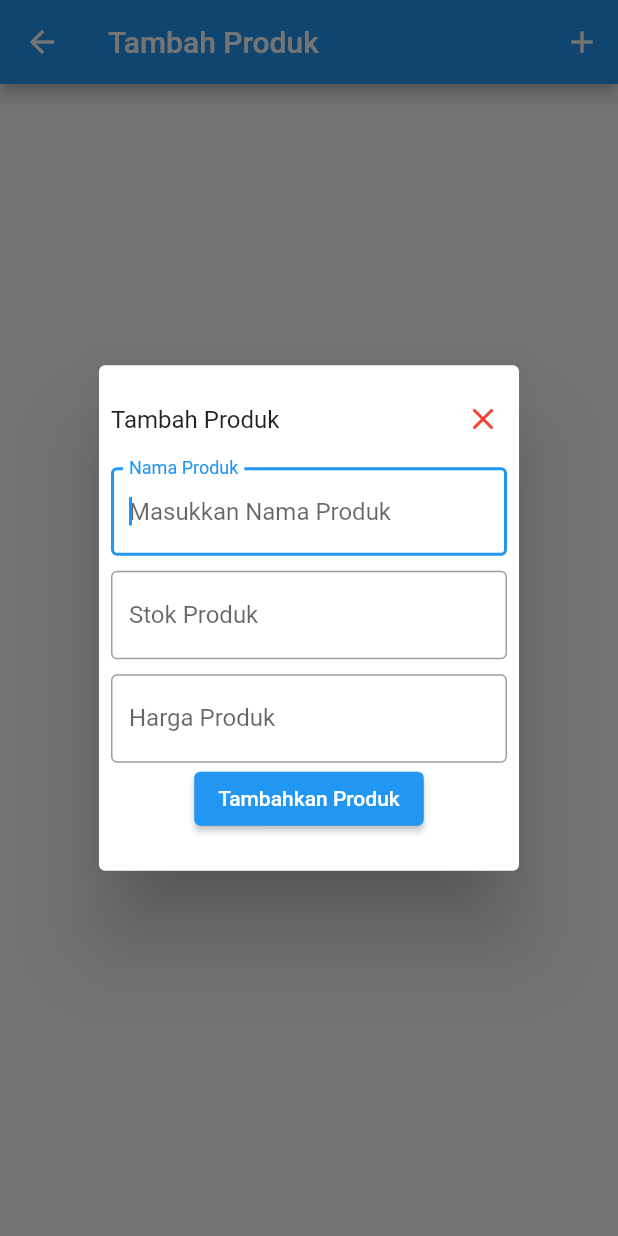
After one commit to andymulya/app_kasir, a Flutter app: the AddProductPage screen opened by its route, after a tap on the "add" icon, on a phone screen of 412 x 824 dp. The commit adds this screen. Run offline on Flutter 3.47's test engine with Material 2 defaults, Android fonts, the phone set to English and light mode, and no system bars; our stand-ins replace sqflite; accounts and stored records are empty.

Commit message:
Menambahkan fungsi pada tombol edit

```diff
--- a/lib/main.dart
+++ b/lib/main.dart
@@ -1,3 +1,4 @@
+import 'package:app_kasir/providers/list_menu_add_product_widget_provider.dart';
 import 'package:flutter/material.dart';
 import 'package:provider/provider.dart';
 
@@ -19,7 +20,8 @@ class MyApp extends StatelessWidget{
         ChangeNotifierProvider(create: (context) => ProductDatabaseProvider()),
         ChangeNotifierProvider(create: (context) => CartDatabaseProvider()),
         ChangeNotifierProvider(create: (context) => AddFormProvider()),
-        ChangeNotifierProvider(create: (context) => QtyWidgetProvider())
+        ChangeNotifierProvider(create: (context) => QtyWidgetProvider()),
+        ChangeNotifierProvider(create: (context) => ListMenuAddProductWidgetProvider())
       ],
       child: MaterialApp(
         debugShowCheckedModeBanner: false,
--- a/lib/pages/cart_page.dart
+++ b/lib/pages/cart_page.dart
@@ -15,8 +15,7 @@ class CartPage extends StatelessWidget{
 	}
 
 	@override
-	Widget build(BuildContext context){
-		return Scaffold(
+	Widget build(BuildContext context) => Scaffold(
 		appBar: AppBar(
 			title: const Text('Keranjang')
 		),
@@ -31,4 +30,3 @@ class CartPage extends StatelessWidget{
 		),
 	);
 }
-}
--- a/lib/pages/main_page.dart
+++ b/lib/pages/main_page.dart
@@ -14,9 +14,7 @@ class MainPage extends StatelessWidget{
 	}
 
 	@override
-	Widget build(BuildContext context){
-
-		return Scaffold(
+	Widget build(BuildContext context) => Scaffold(
 		floatingActionButton: FloatingActionButton(
 			onPressed: () => Navigator.pushNamed(context, '/add_product'),
 			child: const Icon(
@@ -42,4 +40,3 @@ class MainPage extends StatelessWidget{
 		),
 	);
 }
-}
--- /dev/null
+++ b/lib/providers/list_menu_add_product_widget_provider.dart
@@ -0,0 +1,11 @@
+import 'package:flutter/material.dart';
+
+class ListMenuAddProductWidgetProvider extends ChangeNotifier{
+	bool _isChange = true;
+
+	bool get isChange => _isChange;
+	set isChange(isChange){
+		_isChange = isChange;
+		notifyListeners();
+	}
+}
--- a/lib/providers/product_database_provider.dart
+++ b/lib/providers/product_database_provider.dart
@@ -1,7 +1,5 @@
 import 'package:app_kasir/models/cart_model.dart';
-import 'package:app_kasir/providers/cart_database_provider.dart';
 import 'package:flutter/material.dart';
-
 import '../models/product_model.dart';
 import '../services/product_database.dart';
 import '../utility/func.dart';
--- a/lib/widgets/detail_product_widget.dart
+++ b/lib/widgets/detail_product_widget.dart
@@ -7,8 +7,7 @@ class DetailProductWidget extends StatelessWidget{
 	const DetailProductWidget({required this.title, required this.subTitle, super.key});
 
 	@override
-	Widget build(BuildContext context){
-		return Row(
+	Widget build(BuildContext context) => Row(
 		mainAxisAlignment: MainAxisAlignment.spaceEvenly,
 		children: [
 			Text(title),
@@ -16,4 +15,3 @@ class DetailProductWidget extends StatelessWidget{
 		],
 	);
 }
-}
--- a/lib/widgets/list_menu_main_page_widget.dart
+++ b/lib/widgets/list_menu_main_page_widget.dart
@@ -69,9 +69,7 @@ class ListMenuMainPageWidget extends StatelessWidget{
 	}
 }
 
-void _showSimpleModalBottomSheet(BuildContext context, ProductModel datas, ProductDatabaseProvider productProvider, CartDatabaseProvider cartProvider, QtyWidgetProvider qtyProvider){
-
-	showModalBottomSheet(
+void _showSimpleModalBottomSheet(BuildContext context, ProductModel datas, ProductDatabaseProvider productProvider, CartDatabaseProvider cartProvider, QtyWidgetProvider qtyProvider) => showModalBottomSheet(
 	context: context,
 	builder: (context){
 
@@ -121,4 +119,3 @@ void _showSimpleModalBottomSheet(BuildContext context, ProductModel datas, Produ
 		);
 	}
 );
-}
--- a/lib/widgets/simple_dialog_delete_widget.dart
+++ b/lib/widgets/simple_dialog_delete_widget.dart
@@ -6,8 +6,7 @@ class SimpleDialogWidget extends StatelessWidget{
 	const SimpleDialogWidget({required this.onPressed, super.key});
 
 	@override
-	Widget build(BuildContext context){
-		return SimpleDialog(
+	Widget build(BuildContext context) => SimpleDialog(
 		children: [
 			const Padding(
 				padding: EdgeInsets.all(8.0),
@@ -34,4 +33,3 @@ class SimpleDialogWidget extends StatelessWidget{
 		]
 	);
 }
-}
--- /dev/null
+++ b/lib/widgets/simple_dialog_form_widget.dart
@@ -0,0 +1,104 @@
+import 'package:app_kasir/providers/list_menu_add_product_widget_provider.dart';
+import 'package:flutter/material.dart';
+import 'package:provider/provider.dart';
+
+import '../providers/add_form_provider.dart';
+import '../providers/product_database_provider.dart';
+
+class SimpleDialogFormWidget extends StatelessWidget{
+	final AddFormProvider addFormProvider;
+	final ProductDatabaseProvider productProvider;
+	final Function onPressed;
+
+	const SimpleDialogFormWidget({required this.addFormProvider, required this.productProvider, required this.onPressed, super.key});
+
+	@override
+	Widget build(BuildContext context){
+		final ListMenuAddProductWidgetProvider isChange = Provider.of<ListMenuAddProductWidgetProvider>(context);
+
+		return SimpleDialog(
+			children: [
+				Row(
+					mainAxisAlignment: MainAxisAlignment.spaceBetween,
+					children: [
+						Padding(
+						  padding: const EdgeInsets.all(8.0),
+						  child: Text((isChange.isChange) ? 'Tambah Produk' : 'Edit Produk'),
+						),
+						CloseButton(color: Colors.red, onPressed: () => Navigator.pop(context))
+					],
+				),
+
+				SizedBox(
+					child: Column(
+					  	children: [
+					  		Padding(
+						  		padding: const EdgeInsets.all(8.0),
+						  		child: Form(
+						  		  	key: addFormProvider.formKey,
+						  		  	child: Column(
+						  		  	  	children: [
+						  		  	  		//Form untuk nama produk
+						  		  	  		TextFormField(
+						  		  	  			controller: addFormProvider.name,
+						  		  	  			autofocus: true,
+						  		  	  			decoration: const InputDecoration(
+						  		  	  				labelText: 'Nama Produk',
+						  		  	  				hintText: 'Masukkan Nama Produk',
+						  		  	  				border: OutlineInputBorder(),
+						  		  	  			),
+						  		  	  			validator: (value){
+						  		  	  				if(value!.isEmpty) return 'Nama tidak boleh kosong';
+						  		  	  				return null;
+						  		  	  			},
+						  		  	  		),
+
+						  		  	  		//Form untuk stok produk
+						  		  	  		Container(
+						  		  	  			margin: const EdgeInsets.symmetric(vertical: 10),
+							  		  	  		child: TextFormField(
+							  		  	  			controller: addFormProvider.stock,
+							  		  	  		  	decoration: const InputDecoration(
+							  		  	  		  		labelText: 'Stok Produk',
+							  		  	  		  		hintText: 'Masukkan Stok Produk',
+							  		  	  		  		border: OutlineInputBorder(),
+							  		  	  		  	),
+							  		  	  		  	keyboardType: TextInputType.number,
+							  		  	  		  	validator: (value){
+							  		  	  		  		if(value!.isEmpty) return 'Masukkan stok yang valid';
+							  		  	  		  		return null;
+							  		  	  		  	},
+							  		  	  		),
+						  		  	  		),
+
+						  		  	  		//Form untuk harga produk
+						  		  	  		TextFormField(
+						  		  	  			controller: addFormProvider.price,
+						  		  	  			decoration: const InputDecoration(
+						  		  	  				labelText: 'Harga Produk',
+						  		  	  				hintText: 'Masukkan Harga Produk',
+						  		  	  				border: OutlineInputBorder(),
+						  		  	  			),
+						  		  	  			keyboardType: TextInputType.number,
+						  		  	  			validator: (value){
+						  		  	  				if(value!.isEmpty) return 'Harga tidak boleh kosong';
+						  		  	  				return null;
+						  		  	  			},
+						  		  	  		),
+
+						  		  	  		//Tombol untuk mengirim data produk
+						  		  	  		ElevatedButton(
+						  		  	  			onPressed: () => onPressed(),
+						  		  	  			child: Text((isChange.isChange) ? 'Tambahkan Produk' : 'Simpan')
+						  		  	  		)
+						  		  	  	],
+						  		  	),
+						  		),
+					  		),
+					  	]
+					),
+				)
+			],
+		);
+	}
+}
```
Also changed, not shown: lib/pages/add_product_page.dart (+14 -94 lines), lib/widgets/list_menu_add_product_page_widget.dart (+39 -7 lines), lib/widgets/list_menu_cart_page.dart (+2 -8 lines). Lines whose indentation alone changed are shown as unchanged.
